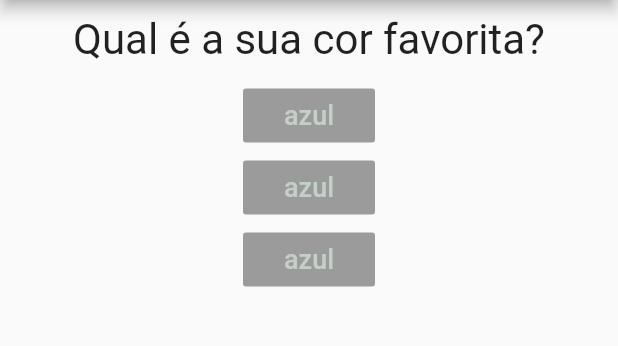
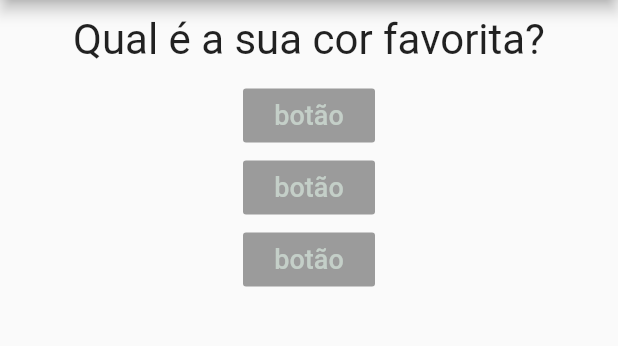
Before and after one commit to NetoQueiroz/projeto-perguntas, a Flutter app: the screen it shows after launch, on a phone screen of 412 x 824 dp, the part 84-430 px from its top. Run offline on Flutter 3.47's test engine with Material 2 defaults, Android fonts, the phone set to English and light mode, and no system bars.

Commit message:
mudando escrita do botão

```diff
--- a/lib/respostas.dart
+++ b/lib/respostas.dart
@@ -9,7 +9,7 @@ class Respostas extends StatelessWidget {
   Widget build(BuildContext context) {
     return RaisedButton(
       child: Text(
-        'azul',
+        'botão',
         style: TextStyle(
           fontSize: 18,
           color: Color.fromARGB(255, 196, 207, 200),
```
